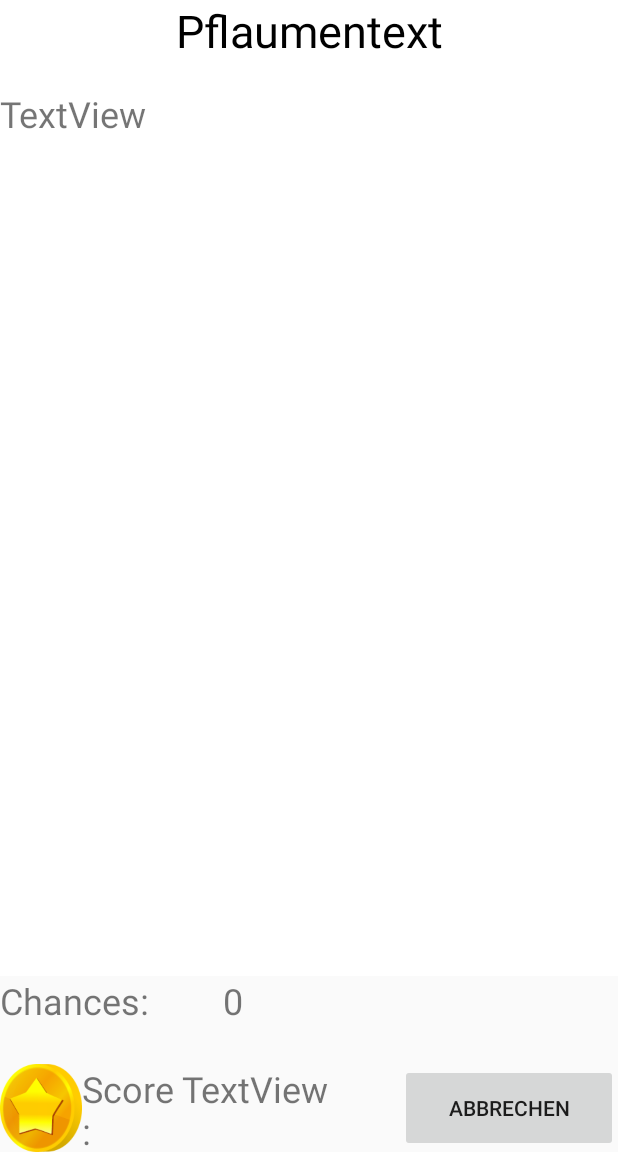
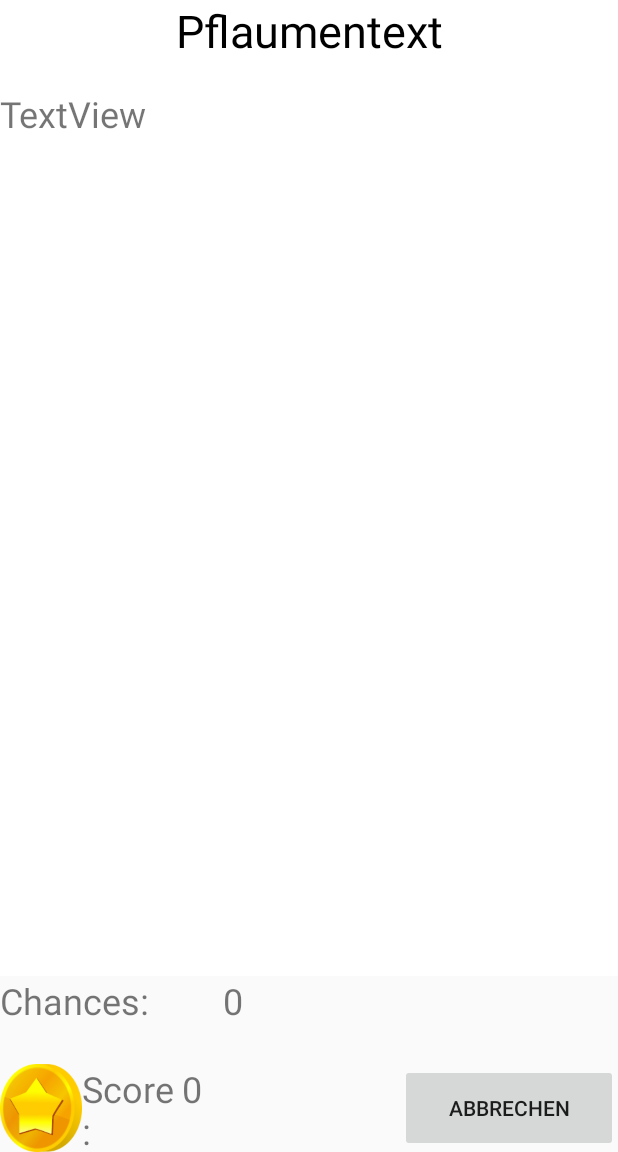
Before and after one commit to Bitbrain91/AndroidGame, an Android app: the screen it shows after launch (TextActivity), after a tap on "START", on a phone screen of 412 x 824 dp, the part 84-1236 px from its top. Run offline under Robolectric (Android 15) with nearby library versions, the phone set to English and light mode, and no system bars.

Commit message:
Bugfix fehlerhafte score Anzeige.

```diff
--- a/app/src/main/java/com/salzburg/fh/portenkirchner/r/textgame/TextActivity.java
+++ b/app/src/main/java/com/salzburg/fh/portenkirchner/r/textgame/TextActivity.java
@@ -62,6 +62,7 @@ public class TextActivity extends AppCompatActivity {
         tvLueckentext = findViewById(R.id.tv_lueckentext);
         tvScore = findViewById(R.id.tv_score);
         tvTries = findViewById(R.id.tv_tries);
+        tvScore.setText(String.valueOf(GlobalVariables.getInstance().Score));
         btnBack = findViewById(R.id.btn_back);
         db = new FeedReaderDbHelper(this);
         clickIntent = new Intent(TextActivity.this, AuswahlActivity.class);
@@ -204,6 +205,7 @@ public class TextActivity extends AppCompatActivity {
         super.onResume();
         int remainingTries = GlobalVariables.getInstance().amountGaps - GlobalVariables.getInstance().tries;
         tvTries.setText(String.valueOf(remainingTries));
+        tvScore.setText(String.valueOf(GlobalVariables.getInstance().Score));
         if(GlobalVariables.getInstance().amountGaps <= GlobalVariables.getInstance().tries)
         {
             db.insert(GlobalVariables.getInstance().Name, GlobalVariables.getInstance().Score);
```
